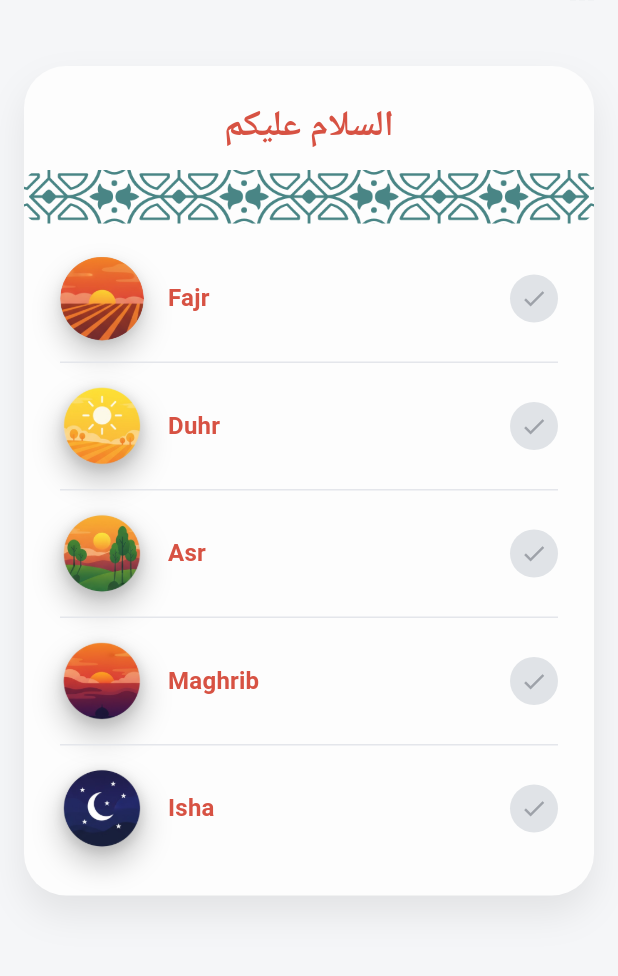
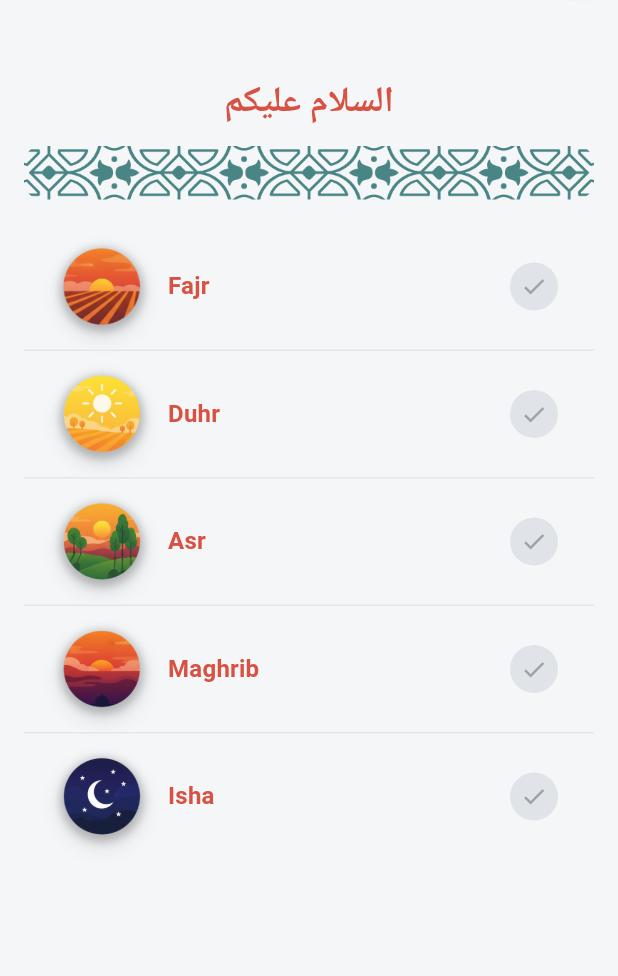
Before and after one commit to SulemanKazi/Khushu, a Flutter app: the screen it shows after launch, on a phone screen of 412 x 824 dp, the part 54-1030 px from its top. Run offline on Flutter 3.47's test engine with Material 3 defaults, Android fonts, the phone set to English and light mode, and no system bars; our stand-ins replace shared_preferences.

Commit message:
UI fixes.

```diff
--- a/lib/screens/prayer_list_screen.dart
+++ b/lib/screens/prayer_list_screen.dart
@@ -17,7 +17,6 @@ const _prayerAssetMap = <PrayerType, String>{
 const _headerAccent = Color(0xFFD75243);
 const _labelColor = Color(0xFFD75243);
 const _dividerColor = Color(0xFFE4E6EB);
-const _cardBackground = Color(0xFFFDFDFD);
 const _pageBackground = Color(0xFFF5F6F8);
 const _completedColor = Color(0xFF2F7D58);
 const _incompleteColor = Color(0xFFE0E3E7);
@@ -52,30 +51,27 @@ class PrayerListScreen extends StatelessWidget {
             return const Center(child: CircularProgressIndicator());
           }
 
+          return LayoutBuilder(
+            builder: (context, constraints) {
+              final horizontalInset = constraints.maxWidth > 480 ? 48.0 : 16.0;
               return SingleChildScrollView(
-            padding: const EdgeInsets.symmetric(horizontal: 16, vertical: 24),
+                padding: const EdgeInsets.symmetric(vertical: 32),
                 child: Center(
                   child: ConstrainedBox(
-                constraints: const BoxConstraints(maxWidth: 420),
-                child: DecoratedBox(
-                  decoration: BoxDecoration(
-                    color: _cardBackground,
-                    borderRadius: BorderRadius.circular(28),
-                    boxShadow: [
-                      BoxShadow(
-                        color: Colors.black.withOpacity(0.08),
-                        blurRadius: 20,
-                        offset: const Offset(0, 12),
-                      ),
-                    ],
-                  ),
+                    constraints: const BoxConstraints(maxWidth: 520),
+                    child: Padding(
+                      padding:
+                          EdgeInsets.symmetric(horizontal: horizontalInset),
                       child: Column(
-                    mainAxisSize: MainAxisSize.min,
+                        crossAxisAlignment: CrossAxisAlignment.stretch,
                         children: [
-                      const SizedBox(height: 24),
                           Text(
                             'السلام عليكم',
-                        style: Theme.of(context).textTheme.headlineSmall?.copyWith(
+                            textAlign: TextAlign.center,
+                            style: Theme.of(context)
+                                .textTheme
+                                .headlineSmall
+                                ?.copyWith(
                                   color: _headerAccent,
                                   fontWeight: FontWeight.w700,
                                   letterSpacing: 0.5,
@@ -91,39 +87,42 @@ class PrayerListScreen extends StatelessWidget {
                               fit: BoxFit.cover,
                             ),
                           ),
-                      const SizedBox(height: 8),
-                      for (var i = 0; i < controller.prayers.length; i++) ...[
-                        if (i > 0)
-                          const Padding(
-                            padding: EdgeInsets.symmetric(horizontal: 24),
-                            child: Divider(
+                          const SizedBox(height: 16),
+                          ListView.separated(
+                            physics: const NeverScrollableScrollPhysics(),
+                            shrinkWrap: true,
+                            itemCount: controller.prayers.length,
+                            separatorBuilder: (_, __) => const Divider(
                               color: _dividerColor,
                               height: 1,
                               thickness: 1,
                             ),
-                          ),
-                        _PrayerTile(
-                          info: controller.prayers[i],
-                          isCompleted: controller.isCompleted(
-                            controller.prayers[i].type,
-                          ),
+                            itemBuilder: (context, index) {
+                              final prayer = controller.prayers[index];
+                              return _PrayerTile(
+                                info: prayer,
+                                isCompleted:
+                                    controller.isCompleted(prayer.type),
                                 onTap: () {
                                   Navigator.of(context).push(
                                     MaterialPageRoute(
                                       builder: (_) => PrayerTimerScreen(
-                                  prayerType: controller.prayers[i].type,
+                                        prayerType: prayer.type,
                                       ),
                                     ),
                                   );
                                 },
+                              );
+                            },
                           ),
-                      ],
-                      const SizedBox(height: 16),
+                          const SizedBox(height: 24),
                         ],
                       ),
                     ),
                   ),
                 ),
+              );
+            },
           );
         },
       ),
@@ -195,14 +194,19 @@ class _PrayerTileState extends State<_PrayerTile> {
                       shape: BoxShape.circle,
                       boxShadow: [
                         BoxShadow(
-                          color: Colors.black.withOpacity(0.2),
-                          blurRadius: 16,
-                          offset: const Offset(0, 10),
+                          color: Colors.black.withOpacity(
+                            0.2,
+                          ), // Softer black with opacity
+                          offset: const Offset(0, 2), // Shadow slightly below
+                          blurRadius: 4.0, // Soft blur
+                          spreadRadius: 0.0, // No spread
                         ),
+                        // Optional: Add another shadow for more depth
                         BoxShadow(
-                          color: Colors.black.withOpacity(0.08),
-                          blurRadius: 4,
-                          offset: const Offset(0, 2),
+                          color: Colors.black.withOpacity(0.1),
+                          offset: const Offset(0, 6),
+                          blurRadius: 10.0,
+                          spreadRadius: 0.0,
                         ),
                       ],
                     ),
```
Also changed, not shown: resources/Fajar.png. Lines whose indentation alone changed are shown as unchanged.
